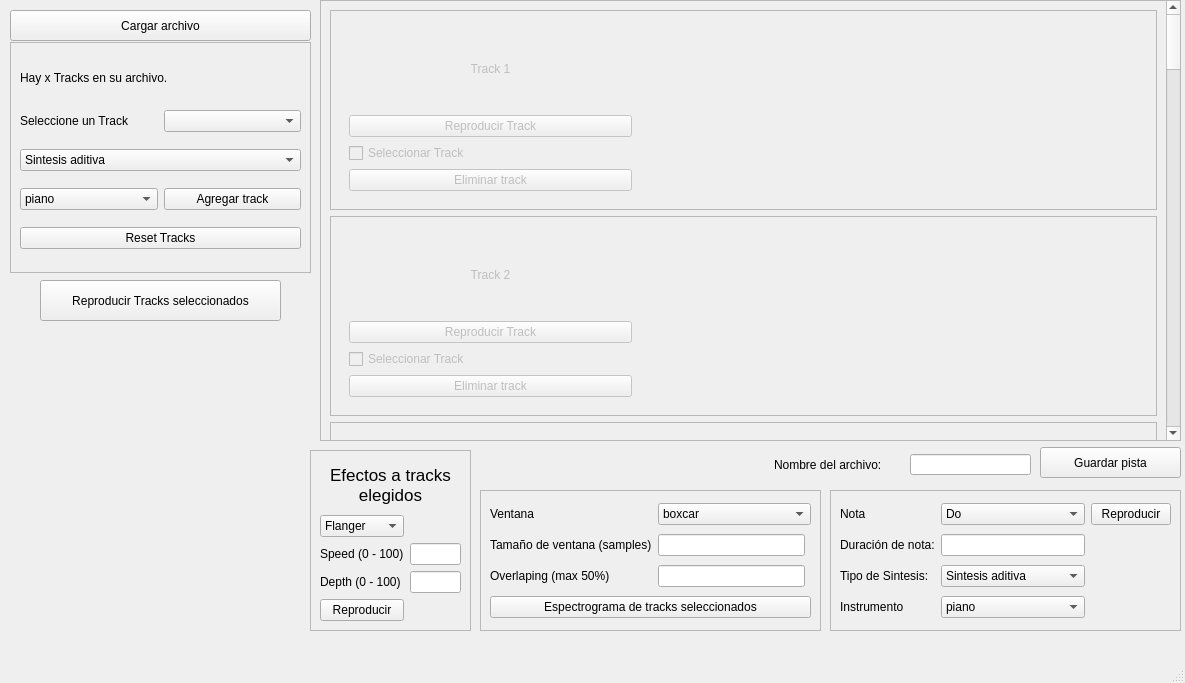
Qt form Sintetizador/Frontend/mainwindow.ui (ASSD-Grupo-4-2020/TP2) before a commit.
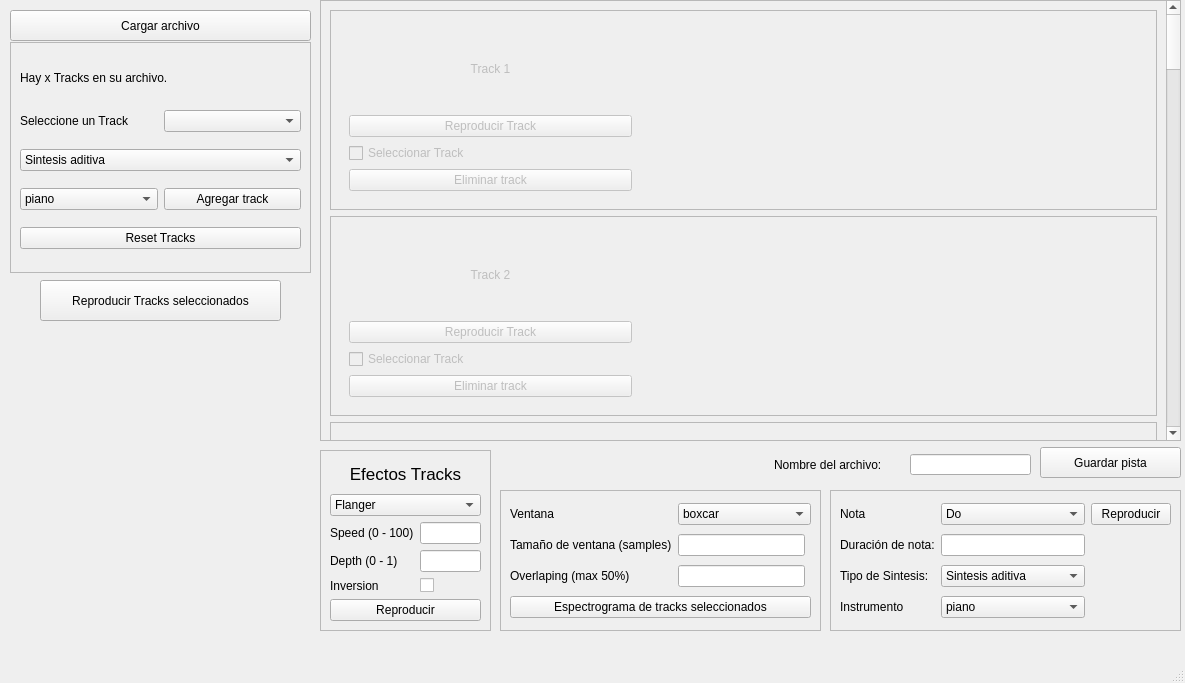
The same form after that commit. Custom widgets are drawn as their Qt base class.

What changed in the file:
```diff
--- a/Sintetizador/Frontend/mainwindow.ui
+++ b/Sintetizador/Frontend/mainwindow.ui
@@ -1646,9 +1646,9 @@
    <widget class="QFrame" name="frame">
     <property name="geometry">
      <rect>
-      <x>480</x>
+      <x>500</x>
       <y>490</y>
-      <width>341</width>
+      <width>321</width>
       <height>141</height>
      </rect>
     </property>
@@ -1769,9 +1769,9 @@
    <widget class="QFrame" name="panel_efectos">
     <property name="geometry">
      <rect>
-      <x>310</x>
+      <x>320</x>
       <y>450</y>
-      <width>161</width>
+      <width>171</width>
       <height>181</height>
      </rect>
     </property>
@@ -1788,20 +1788,6 @@
      <enum>QFrame::Raised</enum>
     </property>
     <layout class="QGridLayout" name="gridLayout_20">
-     <item row="1" column="0">
-      <widget class="QComboBox" name="comboBox">
-       <item>
-        <property name="text">
-         <string>Flanger</string>
-        </property>
-       </item>
-       <item>
-        <property name="text">
-         <string>Otro</string>
-        </property>
-       </item>
-      </widget>
-     </item>
      <item row="2" column="0">
       <widget class="QLabel" name="speed">
        <property name="text">
@@ -1809,26 +1795,6 @@
        </property>
       </widget>
      </item>
-     <item row="4" column="0">
-      <widget class="QPushButton" name="pushButton">
-       <property name="text">
-        <string>Reproducir</string>
-       </property>
-      </widget>
-     </item>
-     <item row="3" column="0">
-      <widget class="QLabel" name="label_28">
-       <property name="text">
-        <string>Depth (0 - 100)</string>
-       </property>
-      </widget>
-     </item>
-     <item row="2" column="1">
-      <widget class="QLineEdit" name="speed_lineedit"/>
-     </item>
-     <item row="3" column="1">
-      <widget class="QLineEdit" name="depth_lineedit"/>
-     </item>
      <item row="0" column="0" colspan="2">
       <widget class="QLabel" name="label_26">
        <property name="maximumSize">
@@ -1843,7 +1809,7 @@
         </font>
        </property>
        <property name="text">
-        <string>Efectos a tracks elegidos</string>
+        <string>Efectos Tracks</string>
        </property>
        <property name="scaledContents">
         <bool>false</bool>
@@ -1856,6 +1822,54 @@
        </property>
       </widget>
      </item>
+     <item row="3" column="1">
+      <widget class="QLineEdit" name="depth_lineedit"/>
+     </item>
+     <item row="3" column="0">
+      <widget class="QLabel" name="label_28">
+       <property name="text">
+        <string>Depth (0 - 1)</string>
+       </property>
+      </widget>
+     </item>
+     <item row="2" column="1">
+      <widget class="QLineEdit" name="speed_lineedit"/>
+     </item>
+     <item row="4" column="0">
+      <widget class="QLabel" name="label_29">
+       <property name="text">
+        <string>Inversion </string>
+       </property>
+      </widget>
+     </item>
+     <item row="1" column="0" colspan="2">
+      <widget class="QComboBox" name="select_effect">
+       <item>
+        <property name="text">
+         <string>Flanger</string>
+        </property>
+       </item>
+       <item>
+        <property name="text">
+         <string>Chorus</string>
+        </property>
+       </item>
+      </widget>
+     </item>
+     <item row="5" column="0" colspan="2">
+      <widget class="QPushButton" name="efecto_reproducir">
+       <property name="text">
+        <string>Reproducir</string>
+       </property>
+      </widget>
+     </item>
+     <item row="4" column="1">
+      <widget class="QCheckBox" name="inversion">
+       <property name="text">
+        <string/>
+       </property>
+      </widget>
+     </item>
     </layout>
    </widget>
    <zorder>Selector</zorder>
```
